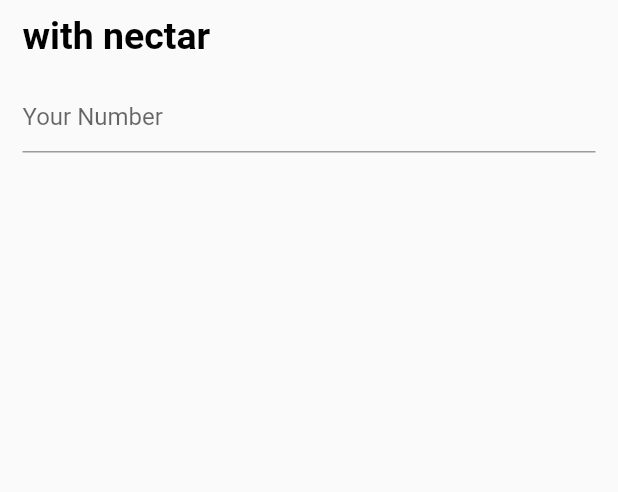
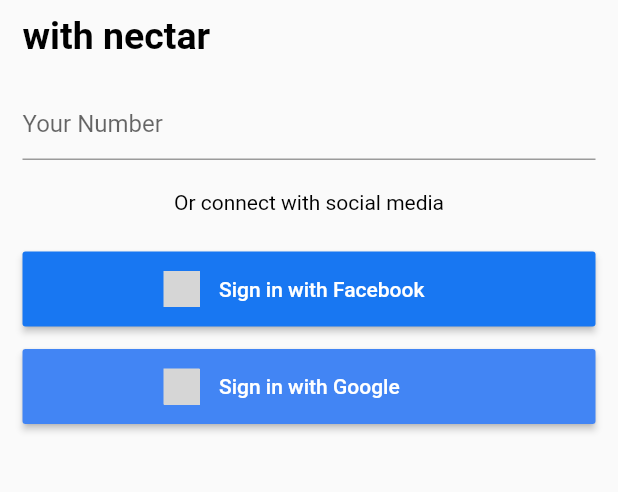
Before and after one commit to jahidul96/grocery_app, a Flutter app: the screen it shows after launch, after a tap on "Get Started", on a phone screen of 412 x 824 dp, the part 494-986 px from its top. Run offline on Flutter 3.47's test engine with Material 2 defaults, Android fonts, the phone set to English and light mode, and no system bars; our stand-ins replace flutter_signin_button; grey boxes are pictures that could not be loaded.

Commit message:
signin ui added

```diff
--- a/lib/screens/signin.dart
+++ b/lib/screens/signin.dart
@@ -3,7 +3,10 @@
 import 'package:flutter/material.dart';
 import 'package:flutter/src/widgets/container.dart';
 import 'package:flutter/src/widgets/framework.dart';
+import 'package:flutter_signin_button/button_list.dart';
+import 'package:flutter_signin_button/button_view.dart';
 import 'package:groceries_app/components/TextWidget.dart';
+import 'package:groceries_app/components/button.dart';
 
 class SigninScreen extends StatefulWidget {
   const SigninScreen({super.key});
@@ -45,9 +48,35 @@ class _SigninScreenState extends State<SigninScreen> {
                   fontweight: FontWeight.bold,
                   fontsize: 25,
                 ),
-                SizedBox(height: 15),
+                SizedBox(height: 20),
                 TextField(
                   decoration: InputDecoration(hintText: "Your Number"),
+                ),
+                Container(
+                  alignment: Alignment.center,
+                  margin: EdgeInsets.only(top: 20),
+                  child: TextWidget(
+                    text: "Or connect with social media",
+                    fontsize: 14,
+                  ),
+                ),
+                SizedBox(height: 25),
+                SizedBox(
+                  width: double.infinity,
+                  height: 50,
+                  child: SignInButton(
+                    Buttons.FacebookNew,
+                    onPressed: () {},
+                  ),
+                ),
+                SizedBox(height: 15),
+                SizedBox(
+                  width: double.infinity,
+                  height: 50,
+                  child: SignInButton(
+                    Buttons.GoogleDark,
+                    onPressed: () {},
+                  ),
                 ),
               ],
             ),
--- a/pubspec.yaml
+++ b/pubspec.yaml
@@ -35,6 +35,7 @@ dependencies:
   # The following adds the Cupertino Icons font to your application.
   # Use with the CupertinoIcons class for iOS style icons.
   cupertino_icons: ^1.0.2
+  flutter_signin_button: ^2.0.0
 
 dev_dependencies:
   flutter_test:
```
Also changed, not shown: lib/components/button.dart (added, +38 -0 lines), pubspec.lock.
